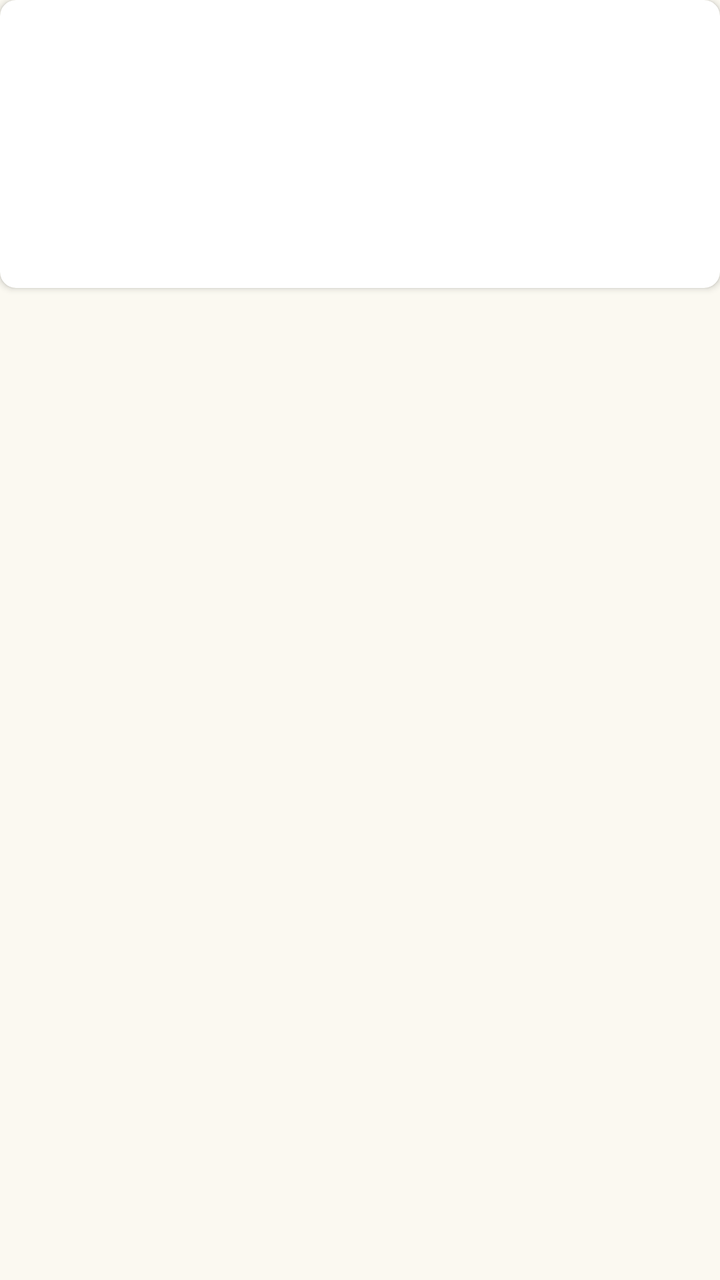
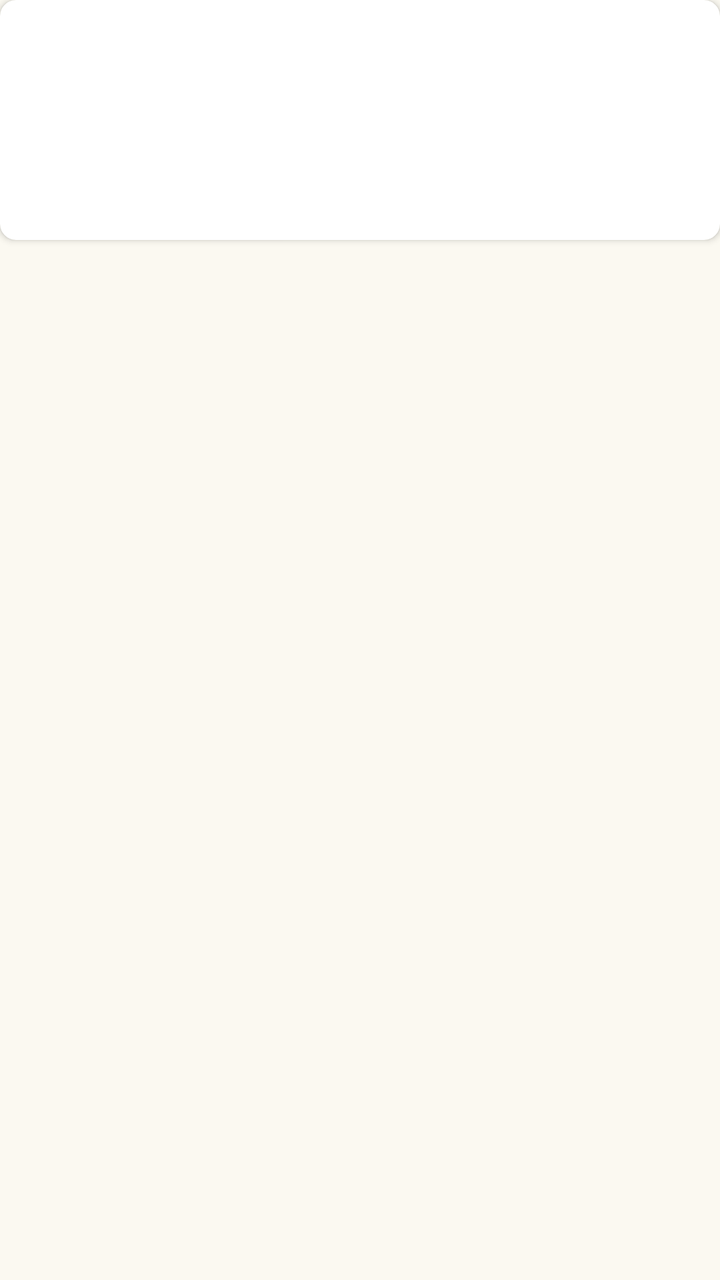

Compare the two renders of this Android layout. The source of the first and the diff that turns it into the second are given below.
<!-- AndroidManifest.xml: application theme Theme.ToDoNote -->
<!-- res/layout/item_note.xml -->
<?xml version="1.0" encoding="utf-8"?>
<LinearLayout xmlns:android="http://schemas.android.com/apk/res/android"
    xmlns:app="http://schemas.android.com/apk/res-auto"
    android:layout_width="match_parent"
    android:layout_height="wrap_content"
    android:orientation="vertical"
    android:layout_margin="4dp">

    
    <androidx.cardview.widget.CardView
        android:layout_width="match_parent"
        android:layout_height="wrap_content"
        app:cardCornerRadius="8dp"
        app:cardElevation="2dp">

        <LinearLayout
            android:layout_width="match_parent"
            android:layout_height="wrap_content"
            android:orientation="vertical"
            android:padding="12dp">

            
            <TextView
                android:id="@+id/tv_note_content"
                android:layout_width="match_parent"
                android:layout_height="120dp"
                android:background="@color/color_surface"
                android:ellipsize="end"
                android:gravity="top|start"
                android:maxLines="6"
                android:padding="8dp"
                android:textColor="@color/color_text_dark"
                android:textSize="12sp" />

        </LinearLayout>

    </androidx.cardview.widget.CardView>

    
    <TextView
        android:id="@+id/tv_note_title"
        android:layout_width="match_parent"
        android:layout_height="wrap_content"
        android:layout_marginTop="8dp"
        android:ellipsize="end"
        android:gravity="center"
        android:maxLines="1"
        android:textColor="@color/color_text_dark"
        android:textSize="14sp"
        android:textStyle="bold" />

</LinearLayout>
<!-- resources referenced by this layout -->
<resources>
  <color name="color_surface">#FFFFFF</color>
  <color name="color_text_dark">#444444</color>
  <style name="Theme.ToDoNote" parent="Base.Theme.ToDoNote" />
  <style name="Base.Theme.ToDoNote" parent="Theme.Material3.DayNight.NoActionBar">
          
          <item name="colorPrimary">@color/color_primary</item>
          <item name="colorPrimaryDark">@color/color_primary_dark</item>
          <item name="colorPrimaryVariant">@color/color_primary_light</item>
          
          
          <item name="colorSecondary">@color/color_secondary</item>
          <item name="colorSecondaryVariant">@color/color_secondary_dark</item>
          
          
          <item name="android:colorBackground">@color/color_background</item>
          <item name="colorSurface">@color/color_surface</item>
          
          
          <item name="android:textColorPrimary">@color/color_text_dark</item>
          <item name="android:textColorSecondary">@color/color_text_medium</item>
          <item name="colorOnPrimary">@color/white</item>
          <item name="colorOnSecondary">@color/color_text_dark</item>
          <item name="colorOnBackground">@color/color_text_dark</item>
          <item name="colorOnSurface">@color/color_text_dark</item>
          <item name="colorOnSurfaceVariant">@color/color_text_medium</item>
          
          
          <item name="colorAccent">@color/color_accent</item>
          
          
          <item name="colorOutline">@color/color_outline</item>
          
          
          <item name="android:statusBarColor">@android:color/black</item>
          <item name="android:windowLightStatusBar">false</item>
      </style>
  <color name="color_primary">#A0D9C8</color>
  <color name="color_primary_dark">#7DB8A5</color>
  <color name="color_primary_light">#C8E8DC</color>
  <color name="color_secondary">#F0D5C9</color>
  <color name="color_secondary_dark">#E0B5A3</color>
  <color name="color_background">#FBF9F1</color>
  <color name="color_text_medium">#666666</color>
  <color name="white">#FFFFFFFF</color>
  <color name="color_accent">#FFEB9E</color>
  <color name="color_outline">#333333</color>
</resources>

<!-- the commit's change to res/layout/item_note.xml (unified diff, before → after) -->
@@ -13,17 +13,16 @@
         app:cardCornerRadius="8dp"
         app:cardElevation="2dp">
 
-        <LinearLayout
+        <FrameLayout
             android:layout_width="match_parent"
-            android:layout_height="wrap_content"
-            android:orientation="vertical"
+            android:layout_height="120dp"
             android:padding="12dp">
 
             
             <TextView
                 android:id="@+id/tv_note_content"
                 android:layout_width="match_parent"
-                android:layout_height="120dp"
+                android:layout_height="match_parent"
                 android:background="@color/color_surface"
                 android:ellipsize="end"
                 android:gravity="top|start"
@@ -32,7 +31,17 @@
                 android:textColor="@color/color_text_dark"
                 android:textSize="12sp" />
 
-        </LinearLayout>
+            
+            <ImageView
+                android:id="@+id/iv_lock"
+                android:layout_width="48dp"
+                android:layout_height="48dp"
+                android:layout_gravity="center"
+                android:src="@android:drawable/ic_lock_lock"
+                android:visibility="gone"
+                android:contentDescription="잠금" />
+
+        </FrameLayout>
 
     </androidx.cardview.widget.CardView>
 
